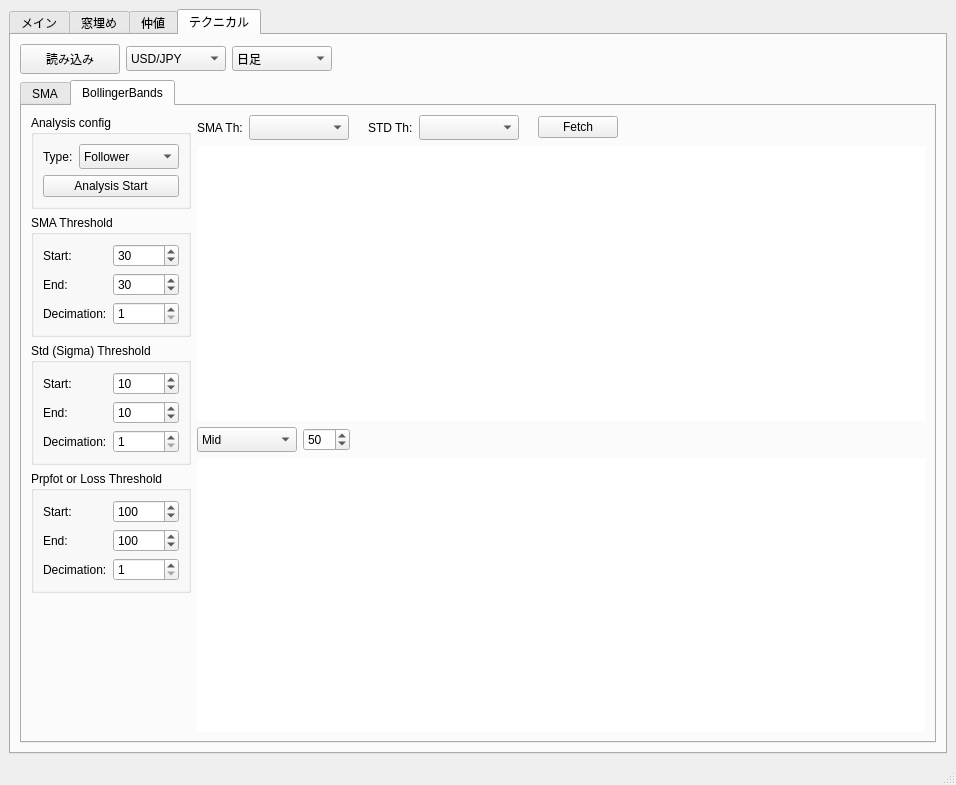
The window that trade_monitor/trade_monitor/gui_monitor.ui (takkin-takilog/namake-trader) describes before a commit, drawn with Qt 5.
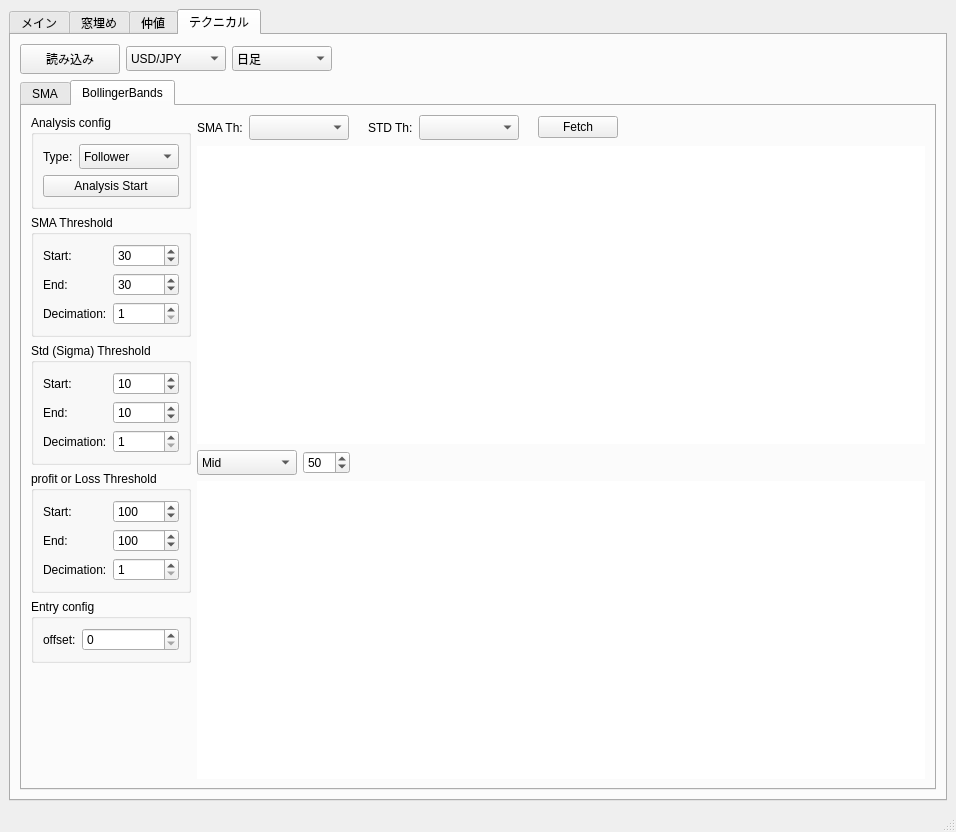
The same window after the commit.

What changed in the file:
```diff
--- a/trade_monitor/trade_monitor/gui_monitor.ui
+++ b/trade_monitor/trade_monitor/gui_monitor.ui
@@ -7,7 +7,7 @@
     <x>0</x>
     <y>0</y>
     <width>956</width>
-    <height>785</height>
+    <height>832</height>
    </rect>
   </property>
   <property name="windowTitle">
@@ -922,7 +922,7 @@
                    </sizepolicy>
                   </property>
                   <property name="title">
-                   <string>Prpfot or Loss Threshold</string>
+                   <string>profit or Loss Threshold</string>
                   </property>
                   <layout class="QGridLayout" name="gridLayout_7">
                    <item row="1" column="0">
@@ -1021,6 +1021,53 @@
                   </layout>
                  </widget>
                 </item>
+                <item>
+                 <widget class="QGroupBox" name="groupBox_10">
+                  <property name="sizePolicy">
+                   <sizepolicy hsizetype="Preferred" vsizetype="Maximum">
+                    <horstretch>0</horstretch>
+                    <verstretch>0</verstretch>
+                   </sizepolicy>
+                  </property>
+                  <property name="title">
+                   <string>Entry config</string>
+                  </property>
+                  <layout class="QGridLayout" name="gridLayout_8">
+                   <item row="0" column="1">
+                    <widget class="QSpinBox" name="spinBox_TechBb_EntryOfs">
+                     <property name="sizePolicy">
+                      <sizepolicy hsizetype="Preferred" vsizetype="Preferred">
+                       <horstretch>0</horstretch>
+                       <verstretch>0</verstretch>
+                      </sizepolicy>
+                     </property>
+                     <property name="minimum">
+                      <number>0</number>
+                     </property>
+                     <property name="maximum">
+                      <number>30</number>
+                     </property>
+                     <property name="value">
+                      <number>0</number>
+                     </property>
+                    </widget>
+                   </item>
+                   <item row="0" column="0">
+                    <widget class="QLabel" name="label_26">
+                     <property name="sizePolicy">
+                      <sizepolicy hsizetype="Maximum" vsizetype="Preferred">
+                       <horstretch>0</horstretch>
+                       <verstretch>0</verstretch>
+                      </sizepolicy>
+                     </property>
+                     <property name="text">
+                      <string>offset:</string>
+                     </property>
+                    </widget>
+                   </item>
+                  </layout>
+                 </widget>
+                </item>
                 <item>
                  <spacer name="verticalSpacer">
                   <property name="orientation">
```
